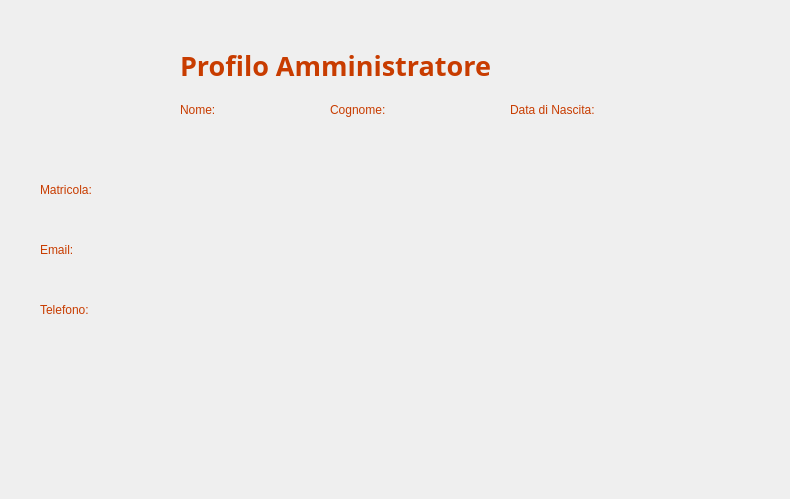
Qt form Viste/VistaVisualizzaAmministratoreAmministratore.ui (GiacomoPrincipi/CineMax) before a commit.
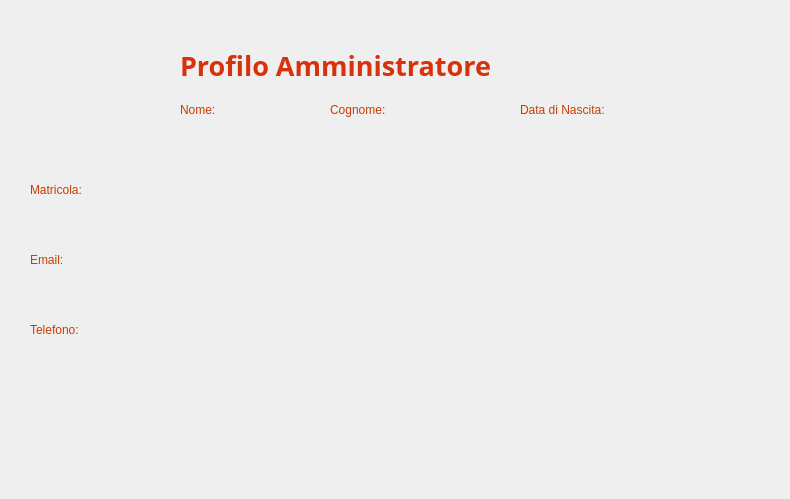
The same form after that commit. Icons and pictures are not drawn. Custom widgets are drawn as their Qt base class.

What changed in the file:
```diff
--- a/Viste/VistaVisualizzaAmministratoreAmministratore.ui
+++ b/Viste/VistaVisualizzaAmministratoreAmministratore.ui
@@ -32,8 +32,8 @@
     background: qlineargradient(
         x1: 0, y1: 1,
         x2: 0, y2: 0,
-        stop: 0 #320F00,
-        stop: 1 #641E00
+        stop: 0 #210A00,
+        stop: 1 #7D2100
     );
 }</string>
    </property>
@@ -44,7 +44,7 @@
   <widget class="QLabel" name="labelProfilo">
    <property name="geometry">
     <rect>
-     <x>40</x>
+     <x>30</x>
      <y>30</y>
      <width>121</width>
      <height>121</height>
@@ -54,7 +54,7 @@
     <string/>
    </property>
    <property name="pixmap">
-    <pixmap>Immagini/profiloButtonAmministratore.png</pixmap>
+    <pixmap>Immagini/ProfiloButtonAmministratore.png</pixmap>
    </property>
    <property name="scaledContents">
     <bool>true</bool>
@@ -99,7 +99,7 @@
    </property>
    <property name="styleSheet">
     <string notr="true">QLabel {
-    color: #C83C00;
+    color: #D7320C;
 }</string>
    </property>
    <property name="text">
@@ -153,7 +153,7 @@
    <property name="geometry">
     <rect>
      <x>180</x>
-     <y>120</y>
+     <y>130</y>
      <width>131</width>
      <height>20</height>
     </rect>
@@ -171,7 +171,7 @@
    <property name="geometry">
     <rect>
      <x>330</x>
-     <y>120</y>
+     <y>130</y>
      <width>131</width>
      <height>20</height>
     </rect>
@@ -188,7 +188,7 @@
   <widget class="QLabel" name="labelMatricola">
    <property name="geometry">
     <rect>
-     <x>40</x>
+     <x>30</x>
      <y>180</y>
      <width>81</width>
      <height>20</height>
@@ -209,8 +209,8 @@
   <widget class="QLabel" name="labelMatricolaAmministratore">
    <property name="geometry">
     <rect>
-     <x>40</x>
-     <y>200</y>
+     <x>30</x>
+     <y>210</y>
      <width>131</width>
      <height>20</height>
     </rect>
@@ -227,8 +227,8 @@
   <widget class="QLabel" name="labelEmail">
    <property name="geometry">
     <rect>
-     <x>40</x>
-     <y>240</y>
+     <x>30</x>
+     <y>250</y>
      <width>81</width>
      <height>20</height>
     </rect>
@@ -248,8 +248,8 @@
   <widget class="QLabel" name="labelEmailAmministratore">
    <property name="geometry">
     <rect>
-     <x>40</x>
-     <y>260</y>
+     <x>30</x>
+     <y>280</y>
      <width>251</width>
      <height>20</height>
     </rect>
@@ -266,8 +266,8 @@
   <widget class="QLabel" name="labelTelefono">
    <property name="geometry">
     <rect>
-     <x>40</x>
-     <y>300</y>
+     <x>30</x>
+     <y>320</y>
      <width>81</width>
      <height>20</height>
     </rect>
@@ -287,8 +287,8 @@
   <widget class="QLabel" name="labelTelefonoAmministratore">
    <property name="geometry">
     <rect>
-     <x>40</x>
-     <y>320</y>
+     <x>30</x>
+     <y>350</y>
      <width>251</width>
      <height>20</height>
     </rect>
@@ -324,7 +324,7 @@
   <widget class="QLabel" name="labelDataNascita">
    <property name="geometry">
     <rect>
-     <x>510</x>
+     <x>520</x>
      <y>100</y>
      <width>121</width>
      <height>20</height>
@@ -345,8 +345,8 @@
   <widget class="QLabel" name="labelDataNascitaAmministratore">
    <property name="geometry">
     <rect>
-     <x>510</x>
-     <y>120</y>
+     <x>520</x>
+     <y>130</y>
      <width>101</width>
      <height>20</height>
     </rect>
```
